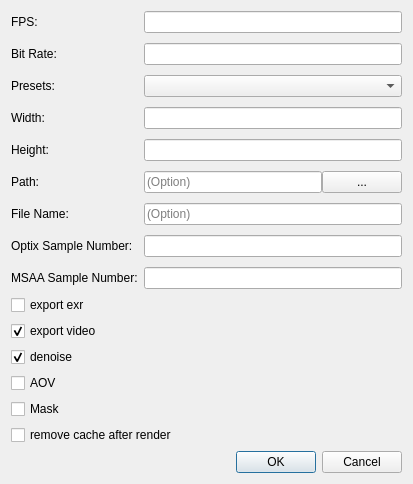
zenustech/zeno, file ui/zenoedit/dialog/zrecorddlg.ui: the form before one commit.
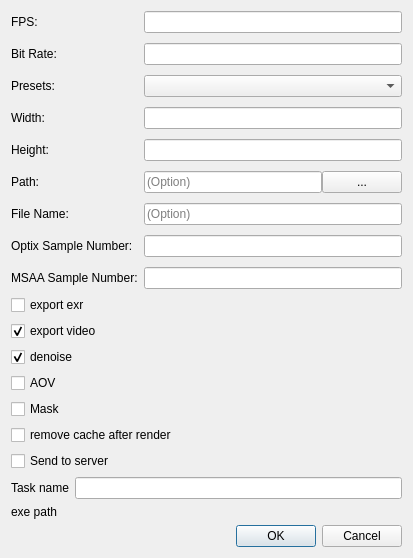
The form after the commit.

Commit message: send record task to server

Patch:
```diff
--- a/ui/zenoedit/dialog/zrecorddlg.ui
+++ b/ui/zenoedit/dialog/zrecorddlg.ui
@@ -7,7 +7,7 @@
     <x>0</x>
     <y>0</y>
     <width>413</width>
-    <height>408</height>
+    <height>510</height>
    </rect>
   </property>
   <property name="windowTitle">
@@ -180,19 +180,6 @@
      </property>
     </widget>
    </item>
-   <item>
-    <spacer name="verticalSpacer">
-     <property name="orientation">
-      <enum>Qt::Vertical</enum>
-     </property>
-     <property name="sizeHint" stdset="0">
-      <size>
-       <width>20</width>
-       <height>40</height>
-      </size>
-     </property>
-    </spacer>
-   </item>
    <item>
     <widget class="QCheckBox" name="cbRemoveAfterRender">
      <property name="text">
@@ -200,6 +187,54 @@
      </property>
     </widget>
    </item>
+   <item>
+    <widget class="QCheckBox" name="m_chkSendToServer">
+     <property name="text">
+      <string>Send to server</string>
+     </property>
+    </widget>
+   </item>
+   <item>
+    <widget class="QWidget" name="m_sendToServerWidget" native="true">
+     <property name="minimumSize">
+      <size>
+       <width>0</width>
+       <height>0</height>
+      </size>
+     </property>
+     <layout class="QGridLayout" name="gridLayout_2">
+      <property name="leftMargin">
+       <number>0</number>
+      </property>
+      <property name="topMargin">
+       <number>0</number>
+      </property>
+      <property name="rightMargin">
+       <number>0</number>
+      </property>
+      <property name="bottomMargin">
+       <number>0</number>
+      </property>
+      <item row="0" column="0">
+       <widget class="QLabel" name="label_9">
+        <property name="text">
+         <string>Task name</string>
+        </property>
+       </widget>
+      </item>
+      <item row="0" column="1">
+       <widget class="QLineEdit" name="m_taskName"/>
+      </item>
+      <item row="1" column="0">
+       <widget class="QLabel" name="label_2">
+        <property name="text">
+         <string>exe path</string>
+        </property>
+       </widget>
+      </item>
+     </layout>
+    </widget>
+   </item>
    <item>
     <widget class="QDialogButtonBox" name="btnGroup">
      <property name="orientation">
```
The commit also changes 10 other files.
